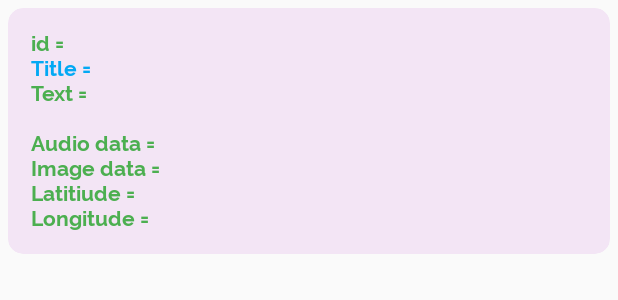
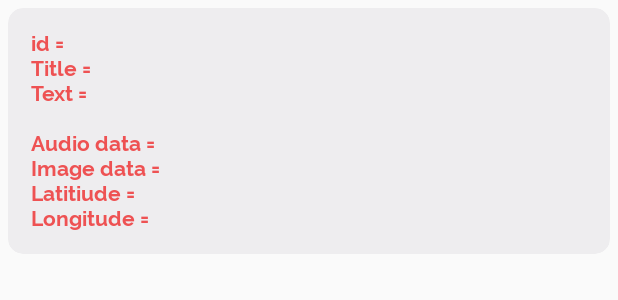
Before and after one commit to CharmiPatel25/note_TeamPurple_android, an Android app: the layout viewlayout.xml on its own in the app's theme, with its tools: preview values and no code run, on a phone screen of 412 x 824 dp. Shown: the top 300 px of the screen. Run offline under Robolectric (Android 15) with nearby library versions, the phone set to English and light mode, and no system bars.

Commit message:
[AP] layout changed for viewlayout.xml

```diff
--- a/app/src/main/res/layout/viewlayout.xml
+++ b/app/src/main/res/layout/viewlayout.xml
@@ -13,7 +13,7 @@
         android:layout_height="wrap_content"
         android:elevation="40dp"
         android:layout_margin="5dp"
-        card_view:cardBackgroundColor="@color/purple_bg_light"
+        card_view:cardBackgroundColor="@color/background"
         card_view:cardCornerRadius="10dp">
 
         <LinearLayout
@@ -30,7 +30,7 @@
 
                 <TextView
                     android:layout_width="wrap_content"
-                    android:textColor="@color/green_active"
+                    android:textColor="@color/colorAccent"
                     android:text="id = "
                     android:textStyle="bold"
                     android:textSize="14sp"
@@ -59,7 +59,7 @@
 
                 <TextView
                     android:layout_width="wrap_content"
-                    android:textColor="@color/blue_active"
+                    android:textColor="@color/colorAccent"
                     android:text="Title = "
                     android:textStyle="bold"
                     android:textSize="14sp"
@@ -89,7 +89,7 @@
 
                 <TextView
                     android:layout_width="wrap_content"
-                    android:textColor="@color/green_active"
+                    android:textColor="@color/colorAccent"
                     android:text="Text = "
                     android:textStyle="bold"
                     android:textSize="14sp"
@@ -150,7 +150,7 @@
 
                 <TextView
                     android:layout_width="wrap_content"
-                    android:textColor="@color/green_active"
+                    android:textColor="@color/colorAccent"
                     android:text="Audio data = "
                     android:textStyle="bold"
                     android:textSize="14sp"
@@ -181,7 +181,7 @@
 
                 <TextView
                     android:layout_width="wrap_content"
-                    android:textColor="@color/green_active"
+                    android:textColor="@color/colorAccent"
                     android:text="Image data = "
                     android:textStyle="bold"
                     android:textSize="14sp"
@@ -213,7 +213,7 @@
                 <TextView
 
                     android:layout_width="wrap_content"
-                    android:textColor="@color/green_active"
+                    android:textColor="@color/colorAccent"
                     android:text="Latitiude = "
                     android:textStyle="bold"
                     android:textSize="14sp"
@@ -243,7 +243,7 @@
 
                 <TextView
                     android:layout_width="wrap_content"
-                    android:textColor="@color/green_active"
+                    android:textColor="@color/colorAccent"
                     android:text="Longitude = "
                     android:textStyle="bold"
                     android:textSize="14sp"
```
